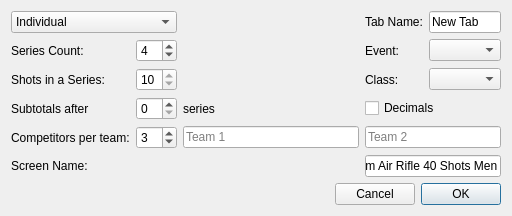
Before: the Qt Designer form protokollitaja/protokollitaja/newtabdialog.ui in ymeramees/protokollitaja, drawn with Qt 5.
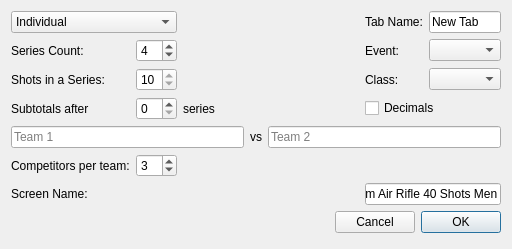
After: the same form once the commit is applied.

Commit message: Duel naming format changed, country persistence fixed, UI field renamed, InitialDialog fields trimmed

Diff of the .ui file:
```diff
--- a/protokollitaja/protokollitaja/newtabdialog.ui
+++ b/protokollitaja/protokollitaja/newtabdialog.ui
@@ -7,7 +7,7 @@
     <x>0</x>
     <y>0</y>
     <width>512</width>
-    <height>212</height>
+    <height>249</height>
    </rect>
   </property>
   <property name="windowTitle">
@@ -203,14 +203,45 @@
      </property>
     </widget>
    </item>
-   <item row="4" column="0">
+   <item row="4" column="0" colspan="5">
+    <layout class="QHBoxLayout" name="horizontalLayout_3">
+     <item>
+      <widget class="QLineEdit" name="duelFirstTeam">
+       <property name="toolTip">
+        <string>Name of the first team of the duel match</string>
+       </property>
+       <property name="placeholderText">
+        <string>Team 1</string>
+       </property>
+      </widget>
+     </item>
+     <item>
+      <widget class="QLabel" name="duelVs">
+       <property name="text">
+        <string>vs</string>
+       </property>
+      </widget>
+     </item>
+     <item>
+      <widget class="QLineEdit" name="duelSecondTeam">
+       <property name="toolTip">
+        <string>Name of the second team of the duel match</string>
+       </property>
+       <property name="placeholderText">
+        <string>Team 2</string>
+       </property>
+      </widget>
+     </item>
+    </layout>
+   </item>
+   <item row="5" column="0">
     <widget class="QLabel" name="paarideSilt">
      <property name="text">
       <string>Competitors per team:</string>
      </property>
     </widget>
    </item>
-   <item row="4" column="1">
+   <item row="5" column="1">
     <widget class="QSpinBox" name="paarideArv">
      <property name="toolTip">
       <string>Number of competitors in each team of the duel match</string>
@@ -226,34 +257,14 @@
      </property>
     </widget>
    </item>
-   <item row="4" column="2">
-    <widget class="QLineEdit" name="esimeneVoistkond">
-     <property name="toolTip">
-      <string>Name of the first team of the duel match</string>
-     </property>
-     <property name="placeholderText">
-      <string>Team 1</string>
-     </property>
-    </widget>
-   </item>
-   <item row="4" column="3" colspan="2">
-    <widget class="QLineEdit" name="teineVoistkond">
-     <property name="toolTip">
-      <string>Name of the second team of the duel match</string>
-     </property>
-     <property name="placeholderText">
-      <string>Team 2</string>
-     </property>
-    </widget>
-   </item>
-   <item row="5" column="0" colspan="3">
+   <item row="6" column="0">
     <widget class="QLabel" name="label_2">
      <property name="text">
       <string>Screen Name:</string>
      </property>
     </widget>
    </item>
-   <item row="5" column="3" colspan="2">
+   <item row="6" column="3" colspan="2">
     <widget class="QLineEdit" name="nimiTulAknas">
      <property name="toolTip">
       <string>Title that is shown on spectator's screen</string>
@@ -263,7 +274,7 @@
      </property>
     </widget>
    </item>
-   <item row="6" column="0" colspan="5">
+   <item row="7" column="0" colspan="5">
     <layout class="QHBoxLayout" name="horizontalLayout">
      <item>
       <spacer name="horizontalSpacer">
```
Left out of the diff: 8 changed lines with no effect on the pictures. The commit also changes 10 other files.
